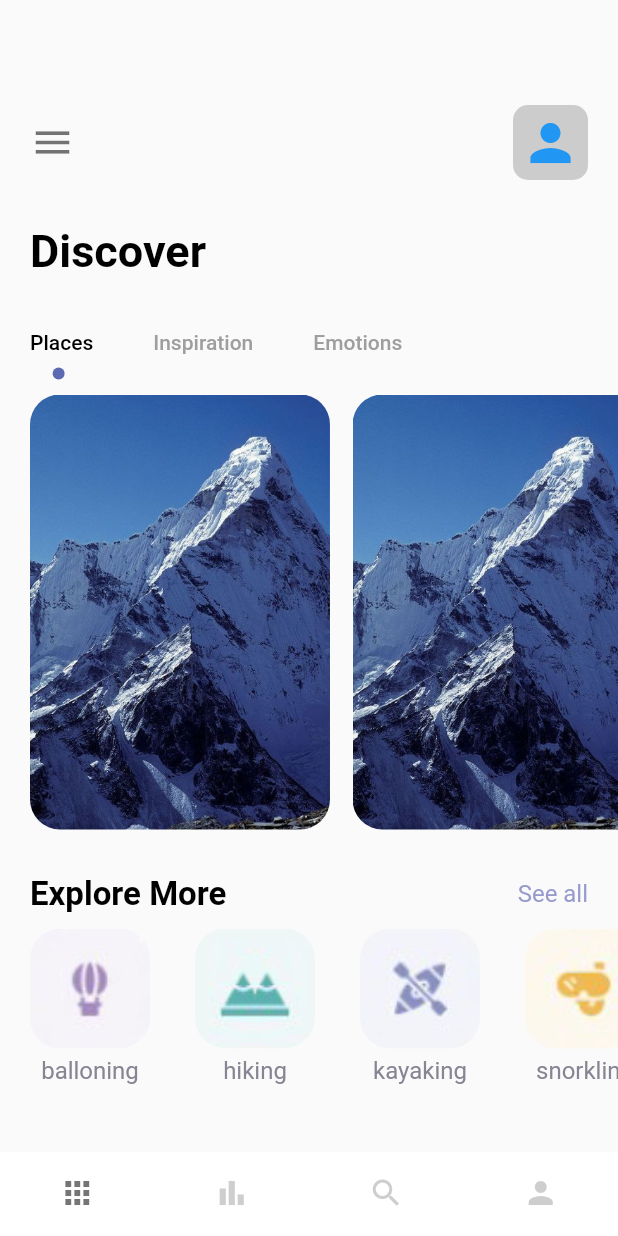
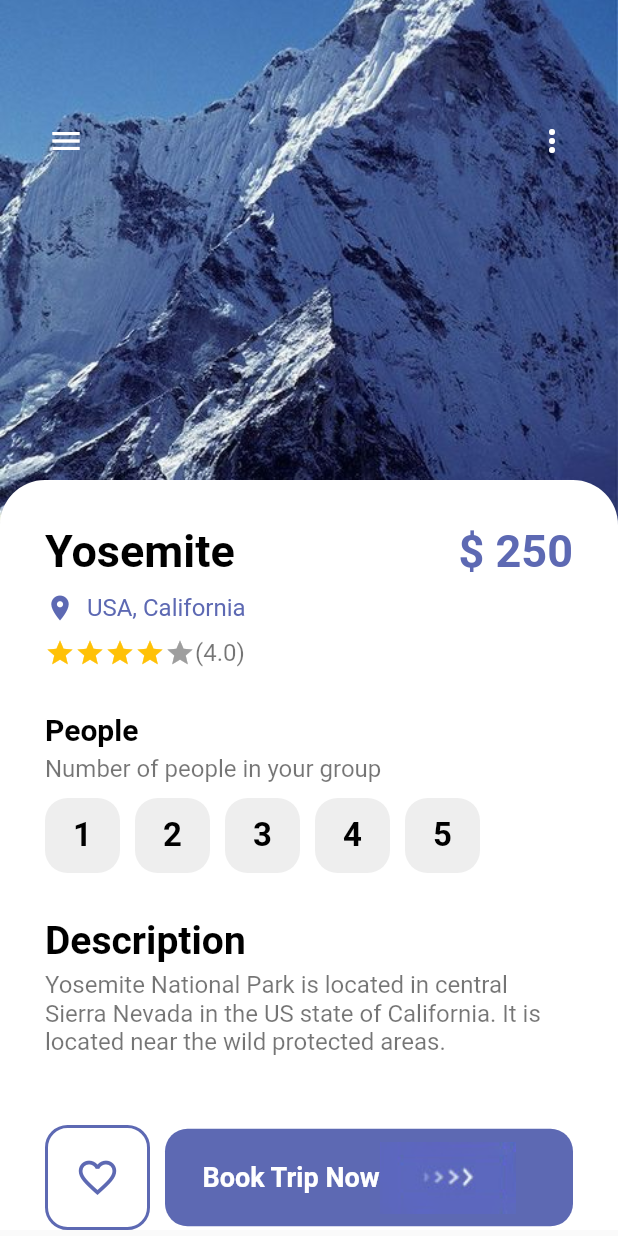
Before and after one commit to TusharKhari/travelApp, a Flutter app: the screen it shows after launch, on a phone screen of 412 x 824 dp. Run offline on Flutter 3.47's test engine with Material 2 defaults, Android fonts, the phone set to English and light mode, and no system bars; drawn by our look-alikes of flutter_rating_bar.

Commit message:
designed details page

```diff
--- a/lib/main.dart
+++ b/lib/main.dart
@@ -1,4 +1,5 @@
 import 'package:flutter/material.dart';
+import 'package:travel_app/pages/detail_page.dart';
 import 'package:travel_app/pages/navPages/main_page.dart';
 import 'package:travel_app/pages/welcome_page.dart';
 
@@ -17,7 +18,7 @@ class MyApp extends StatefulWidget {
 class _MyAppState extends State<MyApp> {
   @override
   Widget build(BuildContext context) {
-    return MaterialApp(home: MainPage(),
+    return MaterialApp(home: DetailPage(),
 
         //  WelcomePage(),
         );
--- /dev/null
+++ b/lib/pages/detail_page.dart
@@ -0,0 +1,233 @@
+import 'package:flutter/material.dart';
+import 'package:flutter_rating_bar/flutter_rating_bar.dart';
+import 'package:travel_app/misc/colors.dart';
+import 'package:travel_app/widgets/app_large_text.dart';
+import 'package:travel_app/widgets/app_text.dart';
+
+class DetailPage extends StatefulWidget {
+  const DetailPage({super.key});
+
+  @override
+  State<DetailPage> createState() => _DetailPageState();
+}
+
+class _DetailPageState extends State<DetailPage> {
+  int selectedIndex = -1;
+
+  @override
+  Widget build(BuildContext context) {
+    return Scaffold(
+      body: SizedBox(
+        width: double.maxFinite,
+        height: double.maxFinite,
+        child: Stack(children: [
+          Positioned(
+            left: 0,
+            right: 0,
+            child: Container(
+              width: double.maxFinite,
+              height: 350,
+              decoration: const BoxDecoration(
+                image: DecorationImage(
+                    image: AssetImage('assets/images/mountain.jpeg'),
+                    fit: BoxFit.cover),
+              ),
+            ),
+          ),
+          Positioned(
+            left: 20,
+            top: 70,
+            right: 20,
+            child: Row(
+              mainAxisAlignment: MainAxisAlignment.spaceBetween,
+              children: [
+                IconButton(
+                  onPressed: () {},
+                  icon: const Icon(
+                    Icons.menu,
+                    color: Colors.white,
+                  ),
+                ),
+                IconButton(
+                  onPressed: () {},
+                  icon: const Icon(
+                    Icons.more_vert,
+                    color: Colors.white,
+                  ),
+                ),
+              ],
+            ),
+          ),
+          Positioned(
+            top: 320,
+            child: Container(
+              width: MediaQuery.of(context).size.width,
+              height: 500,
+              decoration: const BoxDecoration(
+                borderRadius: BorderRadius.only(
+                  topLeft: Radius.circular(30),
+                  topRight: Radius.circular(30),
+                ),
+                color: Colors.white,
+              ),
+              child: Padding(
+                padding: const EdgeInsets.symmetric(
+                  horizontal: 30,
+                ).copyWith(top: 30),
+                child: Column(
+                  // mainAxisAlignment: MainAxisAlignment.start,
+                  crossAxisAlignment: CrossAxisAlignment.start,
+                  children: [
+                    Row(
+                      mainAxisAlignment: MainAxisAlignment.spaceBetween,
+                      // crossAxisAlignment: CrossAxisAlignment.start,
+                      children: [
+                        AppLargeText(text: 'Yosemite'),
+                        AppLargeText(
+                          text: "\$ 250",
+                          color: AppColors.mainColor,
+                        ),
+                      ],
+                    ),
+                    const SizedBox(height: 10),
+                    Row(
+                      children: [
+                        Icon(
+                          Icons.location_on,
+                          size: 20,
+                          color: AppColors.mainColor,
+                        ),
+                        AppText(
+                          text: "  USA, California",
+                          color: AppColors.mainColor,
+                        ),
+                      ],
+                    ),
+                    const SizedBox(height: 10),
+                    // const Text('rating'),
+                    Row(
+                      children: [
+                        RatingBar.builder(
+                            direction: Axis.horizontal,
+                            // unratedColor: Colors.white,
+                            itemSize: 20,
+                            itemCount: 5,
+                            initialRating: 4,
+                            itemBuilder: (context, index) {
+                              return const Icon(
+                                Icons.star,
+                                color: Colors.amber,
+                              );
+                            },
+                            onRatingUpdate: (value) {}),
+                        AppText(text: "(4.0)"),
+                      ],
+                    ),
+                    const SizedBox(height: 30),
+                    AppLargeText(
+                      text: 'People',
+                      size: 20,
+                    ),
+                    const SizedBox(height: 5),
+                    AppText(text: "Number of people in your group"),
+                    const SizedBox(height: 10),
+                    SizedBox(
+                      height: 50,
+                      child: ListView.builder(
+                          itemCount: 5,
+                          scrollDirection: Axis.horizontal,
+                          itemBuilder: (_, index) {
+                            void changeSelection() {
+                              setState(() {
+                                selectedIndex = index;
+                              });
+                            }
+
+                            return InkWell(
+                              onTap: changeSelection,
+                              child: Container(
+                                margin: const EdgeInsets.only(right: 10),
+                                height: 50,
+                                width: 50,
+                                decoration: BoxDecoration(
+                                    color: selectedIndex == index
+
+                                        ? Colors.black
+                                        : Colors.grey[200],
+                                    //AppColors.textColor2,
+                                    borderRadius: BorderRadius.circular(15)),
+                                child: Center(
+                                    child: AppLargeText(
+                                  text: (index + 1).toString(),
+                                  size: 22,
+                                  color: selectedIndex == index
+                                      ? Colors.white
+                                      : Colors.black,
+                                )),
+                              ),
+                            );
+                          }),
+                    ),
+                    const SizedBox(height: 30),
+                    AppLargeText(
+                      text: "Description",
+                      size: 26,
+                    ),
+                    const SizedBox(height: 5),
+                    AppText(
+                      text:
+                          "Yosemite National Park is located in central Sierra Nevada in the US state of California. It is located near the wild protected areas.",
+                    ),
+                    Expanded(child: Container()),
+                    Row(
+                      children: [
+                        Container(
+                          height: 70,
+                          width: 70,
+                          decoration: BoxDecoration(
+                              border: Border.all(
+                                  color: AppColors.mainColor, width: 2),
+                              borderRadius: BorderRadius.circular(15)),
+                          child: Icon(
+                            Icons.favorite_border_outlined,
+                            color: AppColors.mainColor,
+                            size: 30,
+                          ),
+                        ),
+                        const SizedBox(
+                          width: 10,
+                        ),
+                        Expanded(
+                          child: Container(
+                            height: 65,
+                            decoration: BoxDecoration(
+                                borderRadius: BorderRadius.circular(15),
+                                color: AppColors.mainColor),
+                            child: Row(
+                              // mainAxisAlignment: MainAxisAlignment.spaceEvenly,
+                              children: [
+                                const SizedBox(width: 25),
+                                AppLargeText(
+                                  text: "Book Trip Now",
+                                  size: 18,
+                                  color: Colors.white,
+                                ),
+                                Image.asset(
+                                  'assets/images/button-one.png',
+                                ),
+                              ],
+                            ),
+                          ),
+                        ),
+                      ],
+                    )
+                  ],
+                ),
+              ),
+            ),
+          )
+        ]),
+      ),
+    );
+  }
+}
--- a/lib/pages/navPages/main_page.dart
+++ b/lib/pages/navPages/main_page.dart
@@ -1,6 +1,6 @@
 import 'package:flutter/material.dart';
 import 'package:travel_app/pages/navPages/bar_item_page.dart';
-import 'package:travel_app/pages/navPages/home_page.dart';
+import 'package:travel_app/pages/home_page.dart';
 import 'package:travel_app/pages/navPages/my_page.dart';
 import 'package:travel_app/pages/navPages/search_page.dart';
 
--- a/lib/widgets/app_large_text.dart
+++ b/lib/widgets/app_large_text.dart
@@ -3,7 +3,7 @@ import 'package:flutter/material.dart';
 class AppLargeText extends StatelessWidget {
   int size;
   final String text;
-  final Color color;
+  final Color ? color;
    AppLargeText({super.key, required this.text,  this.color = Colors.black,  this.size = 30});
 
   @override
--- a/pubspec.yaml
+++ b/pubspec.yaml
@@ -36,6 +36,7 @@ dependencies:
   # The following adds the Cupertino Icons font to your application.
   # Use with the CupertinoIcons class for iOS style icons.
   cupertino_icons: ^1.0.2
+  flutter_rating_bar: ^4.0.1
 
 dev_dependencies:
   flutter_test:
```
Also changed, not shown: lib/pages/home_page.dart (renamed from lib/pages/navPages/home_page.dart), pubspec.lock.
